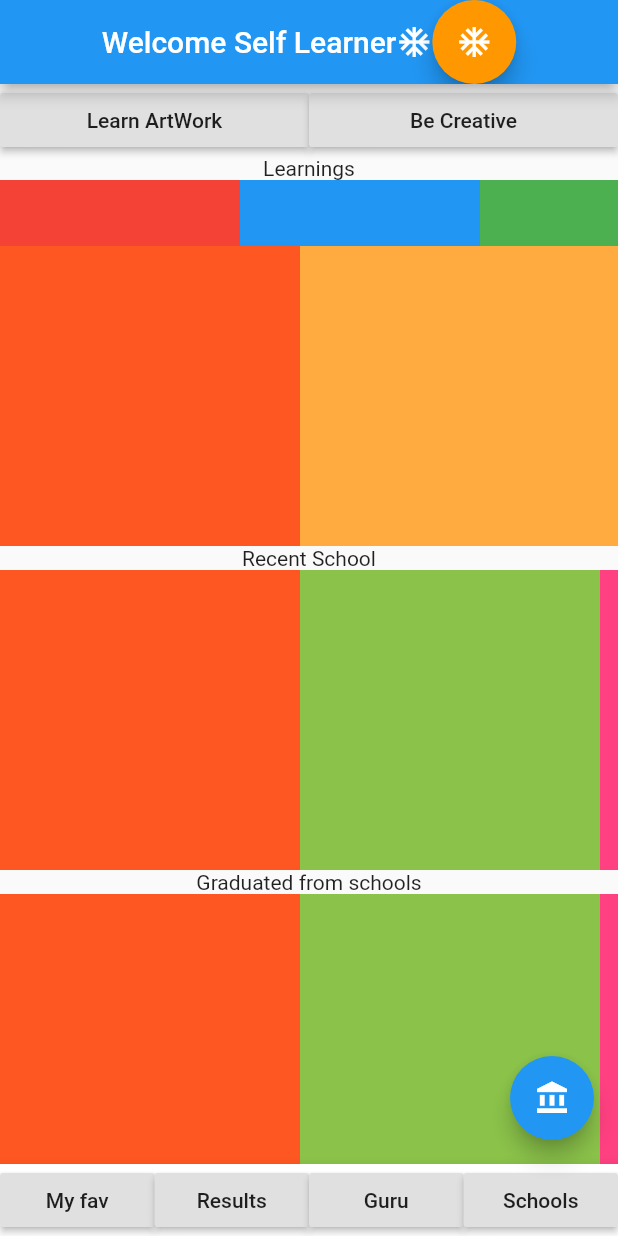
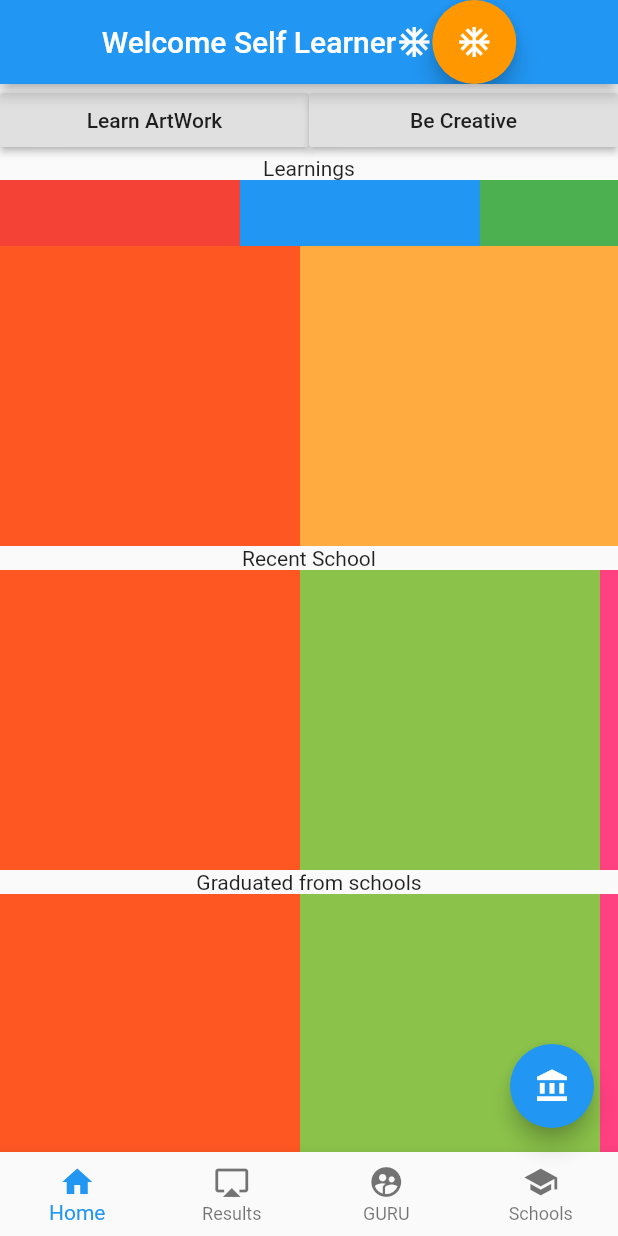
Before and after one commit to shyam1s15/ECAT, a Flutter app: the screen it shows after launch, on a phone screen of 412 x 824 dp. Run offline on Flutter 3.47's test engine with Material 2 defaults, Android fonts, the phone set to English and light mode, and no system bars.

Commit message:
added bottom navigation bar

```diff
--- /dev/null
+++ b/lib/guru/dashboard.dart
@@ -0,0 +1,22 @@
+import 'package:flutter/material.dart';
+
+class GuruInit extends StatefulWidget {
+  @override
+  _GuruInitState createState() => _GuruInitState();
+}
+
+class _GuruInitState extends State<GuruInit> {
+  @override
+  Widget build(BuildContext context) {
+    return MaterialApp(
+      title: 'GURU',
+      theme: ThemeData(
+        primarySwatch: Colors.blue,
+        visualDensity: VisualDensity.adaptivePlatformDensity,
+      ),
+      home: Scaffold(
+        appBar: AppBar(),
+      ),
+    );
+  }
+}
--- a/lib/main.dart
+++ b/lib/main.dart
@@ -4,7 +4,6 @@ import 'dashboard/topBar.dart';
 import 'dashboard/learnings.dart';
 import 'dashboard/recentSchools.dart';
 import 'dashboard/TopFaculties.dart';
-
 
 void main() {
   runApp(MyApp());
@@ -15,7 +14,7 @@ class MyApp extends StatelessWidget {
   @override
   Widget build(BuildContext context) {
     return MaterialApp(
-      title: 'Flutter Demo',
+      title: 'Dashboard',
       theme: ThemeData(
         // This is the theme of your application.
         //
@@ -48,9 +47,7 @@ class MyApp extends StatelessWidget {
                 )
               ],
             ),
-
           ),
-
         ),
         body: Container(
           child: Column(
@@ -58,7 +55,7 @@ class MyApp extends StatelessWidget {
               TopBar(),
               Learnings(),
               VistedRecommendedSchools(),
-              RecommendedFaculties(),
+              // RecommendedFaculties(),
             ],
           ),
         ),
@@ -66,9 +63,21 @@ class MyApp extends StatelessWidget {
           onPressed: null,
           child: Icon(Icons.account_balance),
         ),
-        bottomNavigationBar: BottomAppBar(
-          child: Footer(),
-        ),
+        // bottomNavigationBar: BottomAppBar(
+        //   child: Footer(),
+        // ),
+        bottomNavigationBar: BottomNavigationBar(
+          currentIndex: 0,
+          type: BottomNavigationBarType.fixed,
+          items: [
+          BottomNavigationBarItem(icon: Icon(Icons.home), title: Text('Home')),
+          BottomNavigationBarItem(
+              icon: Icon(Icons.airplay), title: Text('Results')),
+          BottomNavigationBarItem(
+              icon: Icon(Icons.supervised_user_circle), title: Text('GURU')),
+          BottomNavigationBarItem(
+              icon: Icon(Icons.school), title: Text('Schools')),
+        ]),
       ),
     );
   }
```
Also changed, not shown: lib/dashboard/TopFaculties.dart (+22 -6 lines), lib/guru/index.dart (added).
